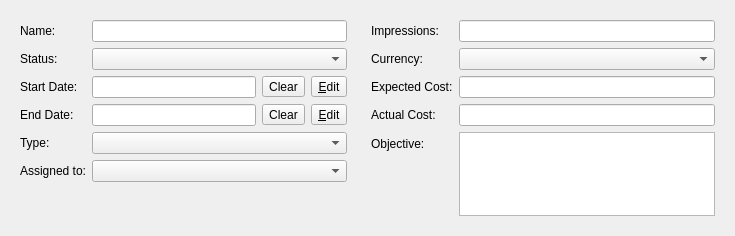
First picture: the form in client/src/details/campaigndetails.ui, repository KDAB/FatCRM, before the edit.
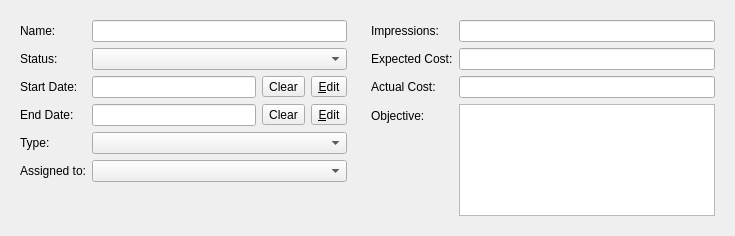
Second picture: the form after the edit. Custom widgets are drawn as their Qt base class.

Commit message:
Turn amount into doublespinbox, and show currency inside.
(we don't really need the spinbox up/down buttons, but having € as prefix is quite nice)
This allows to kill the currency combo.

```diff
--- a/client/src/details/campaigndetails.ui
+++ b/client/src/details/campaigndetails.ui
@@ -119,6 +119,9 @@
    <item>
     <widget class="QWidget" name="widget_2" native="true">
      <layout class="QFormLayout" name="formLayout_2">
+      <property name="fieldGrowthPolicy">
+       <enum>QFormLayout::ExpandingFieldsGrow</enum>
+      </property>
       <item row="0" column="0">
        <widget class="QLabel" name="label_8">
         <property name="text">
@@ -130,43 +133,33 @@
        <widget class="QLineEdit" name="impressions"/>
       </item>
       <item row="1" column="0">
-       <widget class="QLabel" name="label_6">
-        <property name="text">
-         <string>Currency:</string>
-        </property>
-       </widget>
-      </item>
-      <item row="1" column="1">
-       <widget class="QComboBox" name="currency"/>
-      </item>
-      <item row="2" column="0">
        <widget class="QLabel" name="label_9">
         <property name="text">
          <string>Expected Cost:</string>
         </property>
        </widget>
       </item>
-      <item row="2" column="1">
+      <item row="1" column="1">
        <widget class="QLineEdit" name="expectedCost"/>
       </item>
-      <item row="3" column="0">
+      <item row="2" column="0">
        <widget class="QLabel" name="label_10">
         <property name="text">
          <string>Actual Cost:</string>
         </property>
        </widget>
       </item>
-      <item row="3" column="1">
+      <item row="2" column="1">
        <widget class="QLineEdit" name="actualCost"/>
       </item>
-      <item row="4" column="0">
+      <item row="3" column="0">
        <widget class="QLabel" name="label_11">
         <property name="text">
          <string>Objective:</string>
         </property>
        </widget>
       </item>
-      <item row="4" column="1">
+      <item row="3" column="1">
        <widget class="QTextEdit" name="objective"/>
       </item>
      </layout>
```
The commit also changes 6 other files.
